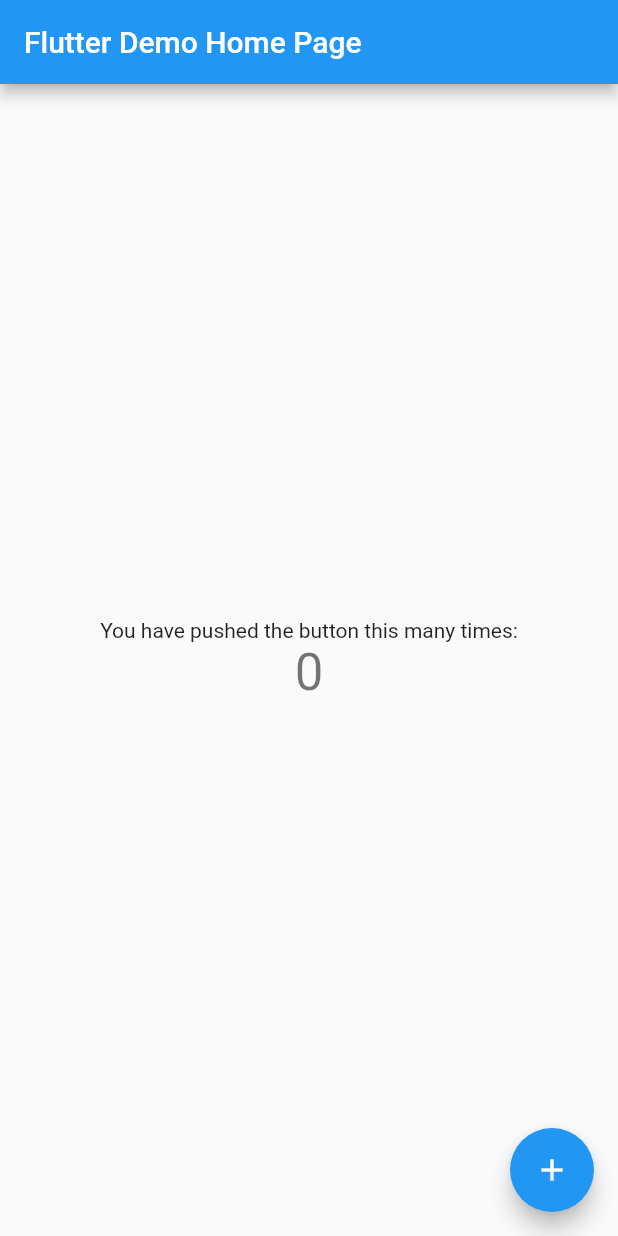
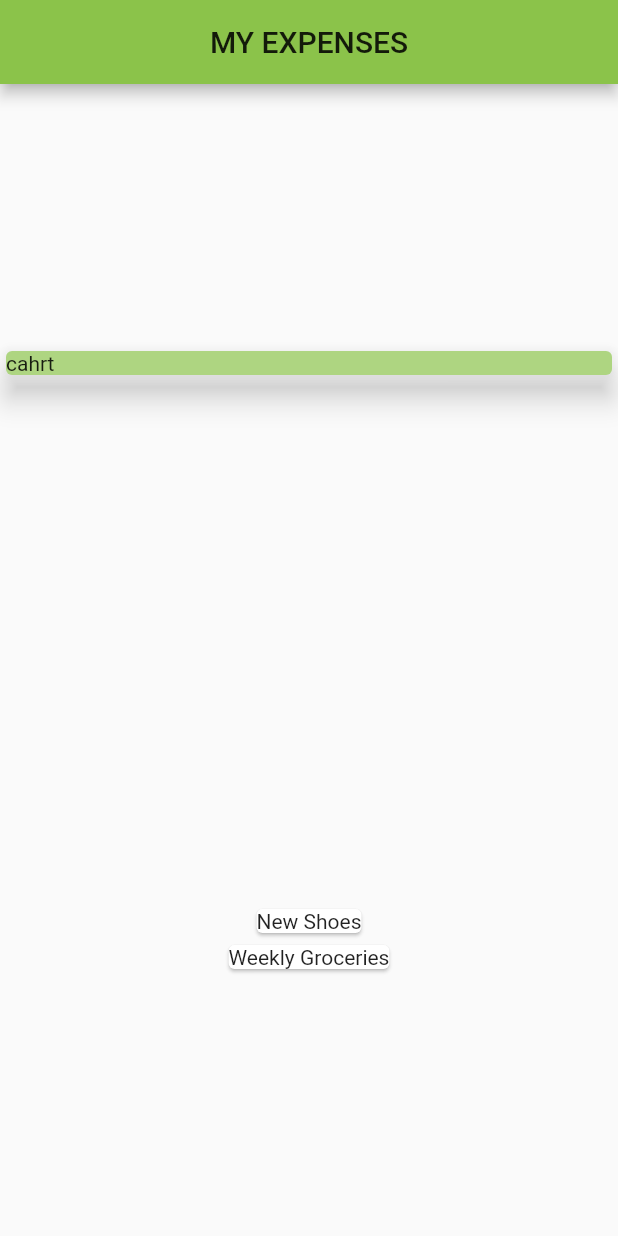
Before and after one commit to RYgithub1/fdtcg_expenses, a Flutter app: the screen it shows after launch, on a phone screen of 412 x 824 dp. Run offline on Flutter 3.47's test engine with Material 2 defaults, Android fonts, the light colour scheme and no system bars.

Commit message:
Make transaction

```diff
--- a/lib/main.dart
+++ b/lib/main.dart
@@ -1,113 +1,59 @@
+import 'package:fdtcg_expenses/transaction.dart';
 import 'package:flutter/material.dart';
 
-void main() {
-  runApp(MyApp());
-}
+
+void main() {runApp(MyApp());}
+
 
 class MyApp extends StatelessWidget {
-  // This widget is the root of your application.
   @override
   Widget build(BuildContext context) {
     return MaterialApp(
-      title: 'Flutter Demo',
-      theme: ThemeData(
-        // This is the theme of your application.
-        //
-        // Try running your application with "flutter run". You'll see the
-        // application has a blue toolbar. Then, without quitting the app, try
-        // changing the primarySwatch below to Colors.green and then invoke
-        // "hot reload" (press "r" in the console where you ran "flutter run",
-        // or simply save your changes to "hot reload" in a Flutter IDE).
-        // Notice that the counter didn't reset back to zero; the application
-        // is not restarted.
-        primarySwatch: Colors.blue,
-      ),
-      home: MyHomePage(title: 'Flutter Demo Home Page'),
+      debugShowCheckedModeBanner: false,
+      title: 'expenses',
+      theme: ThemeData(primarySwatch: Colors.lightGreen),
+      home: MyHomePage(),
     );
   }
 }
 
-class MyHomePage extends StatefulWidget {
-  MyHomePage({Key key, this.title}) : super(key: key);
 
-  // This widget is the home page of your application. It is stateful, meaning
-  // that it has a State object (defined below) that contains fields that affect
-  // how it looks.
 
-  // This class is the configuration for the state. It holds the values (in this
-  // case the title) provided by the parent (in this case the App widget) and
-  // used by the build method of the State. Fields in a Widget subclass are
-  // always marked "final".
+class MyHomePage extends StatelessWidget {
 
-  final String title;
-
-  @override
-  _MyHomePageState createState() => _MyHomePageState();
-}
-
-class _MyHomePageState extends State<MyHomePage> {
-  int _counter = 0;
-
-  void _incrementCounter() {
-    setState(() {
-      // This call to setState tells the Flutter framework that something has
-      // changed in this State, which causes it to rerun the build method below
-      // so that the display can reflect the updated values. If we changed
-      // _counter without calling setState(), then the build method would not be
-      // called again, and so nothing would appear to happen.
-      _counter++;
-    });
-  }
+  final List<Transaction> transactionList = [
+    Transaction(id: "t1", title: "New Shoes", amount: 69.99, date: DateTime.now()),
+    Transaction(id: "t2", title: "Weekly Groceries", amount: 16.66, date: DateTime.now()),
+  ];
 
   @override
   Widget build(BuildContext context) {
-    // This method is rerun every time setState is called, for instance as done
-    // by the _incrementCounter method above.
-    //
-    // The Flutter framework has been optimized to make rerunning build methods
-    // fast, so that you can just rebuild anything that needs updating rather
-    // than having to individually change instances of widgets.
     return Scaffold(
       appBar: AppBar(
-        // Here we take the value from the MyHomePage object that was created by
-        // the App.build method, and use it to set our appbar title.
-        title: Text(widget.title),
+        title: Text("MY EXPENSES"),
+        centerTitle: true,
       ),
-      body: Center(
-        // Center is a layout widget. It takes a single child and positions it
-        // in the middle of the parent.
-        child: Column(
-          // Column is also a layout widget. It takes a list of children and
-          // arranges them vertically. By default, it sizes itself to fit its
-          // children horizontally, and tries to be as tall as its parent.
-          //
-          // Invoke "debug painting" (press "p" in the console, choose the
-          // "Toggle Debug Paint" action from the Flutter Inspector in Android
-          // Studio, or the "Toggle Debug Paint" command in Visual Studio Code)
-          // to see the wireframe for each widget.
-          //
-          // Column has various properties to control how it sizes itself and
-          // how it positions its children. Here we use mainAxisAlignment to
-          // center the children vertically; the main axis here is the vertical
-          // axis because Columns are vertical (the cross axis would be
-          // horizontal).
-          mainAxisAlignment: MainAxisAlignment.center,
-          children: <Widget>[
-            Text(
-              'You have pushed the button this many times:',
+      body: Column(
+        mainAxisAlignment: MainAxisAlignment.spaceAround,
+        crossAxisAlignment: CrossAxisAlignment.stretch,
+        children: <Widget>[
+          Container(
+            width: double.infinity,
+            child: Card(
+              elevation: 8,
+              color: Colors.lightGreen[300],
+              child: Text("cahrt"),
             ),
-            Text(
-              '$_counter',
-              style: Theme.of(context).textTheme.headline4,
-            ),
-          ],
-        ),
+          ),
+          Column(
+            children: transactionList
+                .map((tx) {
+                    return  Card(child: Text(tx.title));
+                })
+                .toList()
+          ),
+        ],
       ),
-      floatingActionButton: FloatingActionButton(
-        onPressed: _incrementCounter,
-        tooltip: 'Increment',
-        child: Icon(Icons.add),
-      ), // This trailing comma makes auto-formatting nicer for build methods.
     );
   }
 }
--- /dev/null
+++ b/lib/transaction.dart
@@ -0,0 +1,20 @@
+import 'package:flutter/material.dart';
+
+
+class Transaction {
+
+  /// [property]
+  String id;
+  String title;
+  double amount;
+  DateTime date;
+
+  /// [constructor]
+  Transaction({
+    @required this.id,
+    @required this.title,
+    @required this.amount,
+    @required this.date,
+  });
+
+}
```
Also changed, not shown: pubspec.yaml (+3 -56 lines).
